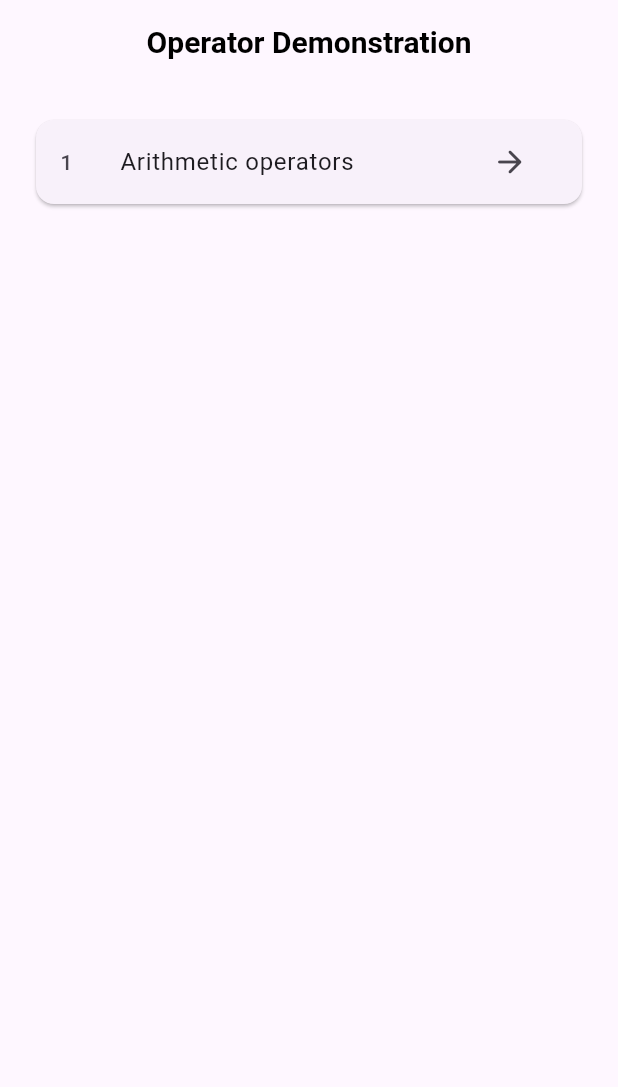
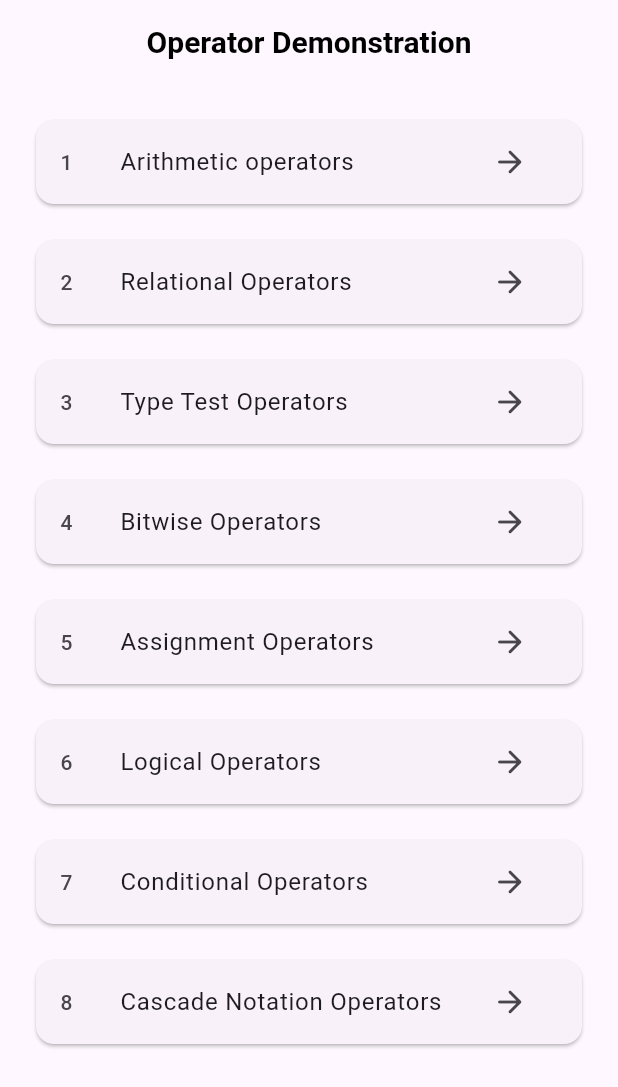
Before and after one commit to SheetalAlbiorix/Chiraglearn_flutter, a Flutter app: the OperatorDemonstration screen opened directly, on a phone screen of 412 x 824 dp. Shown: the top 1087 px of the screen. Run offline on Flutter 3.47's test engine with Material 3 defaults, Android fonts, the phone set to English and light mode, and no system bars.

Commit message:
- added Task 3 - Demonstrate Dart Operators. - added screen for arithmetic and relational operators.

```diff
--- a/lib/view/arithmetic.dart
+++ b/lib/view/arithmetic.dart
@@ -34,6 +34,8 @@ class Arithmetic extends StatelessWidget {
                 SliverGridDelegateWithFixedCrossAxisCount(crossAxisCount: 3),
             itemBuilder: (context, index) {
               return InkWell(
+                overlayColor:
+                    WidgetStatePropertyAll(WidgetStateColor.transparent),
                 onTap: () {
                   Navigator.push(
                       context,
--- a/lib/view/operator_demonstration.dart
+++ b/lib/view/operator_demonstration.dart
@@ -2,11 +2,23 @@ import 'package:flutter/material.dart';
 import 'package:intern_project/constants/custom_appbar.dart';
 import 'package:intern_project/constants/custom_text_styles.dart';
 import 'package:intern_project/view/arithmetic.dart';
+import 'package:intern_project/view/relational.dart';
 
 class OperatorDemonstration extends StatelessWidget {
   OperatorDemonstration({super.key});
 
-  final List operatorListItems = ["Arithmetic operators"];
+  final List operatorListItems = [
+    "Arithmetic operators",
+    "Relational Operators",
+    "Type Test Operators",
+    "Bitwise Operators",
+    "Assignment Operators",
+    "Logical Operators",
+    "Conditional Operators",
+    "Cascade Notation Operators"
+  ];
+
+  final List screens = [];
 
   @override
   Widget build(BuildContext context) {
@@ -29,12 +41,21 @@ class OperatorDemonstration extends StatelessWidget {
                 trailing: IconButton(
                     onPressed: () {
                       Navigator.push(
-                          context,
-                          MaterialPageRoute(
-                            builder: (context) => Arithmetic(
-                              title: operatorListItems[index],
-                            ),
-                          ));
+                        context,
+                        MaterialPageRoute(
+                          builder: (context) {
+                            return index == 0
+                                ? Arithmetic(
+                                    title: operatorListItems[index],
+                                  )
+                                : index == 1
+                                    ? Relational(
+                                        title: operatorListItems[index],
+                                      )
+                                    : Container();
+                          },
+                        ),
+                      );
                     },
                     icon: Icon(Icons.arrow_forward_rounded)),
               )),
```
Also changed, not shown: lib/view/relational.dart (added, +53 -0 lines), lib/view/result_screen.dart (+47 -7 lines).
